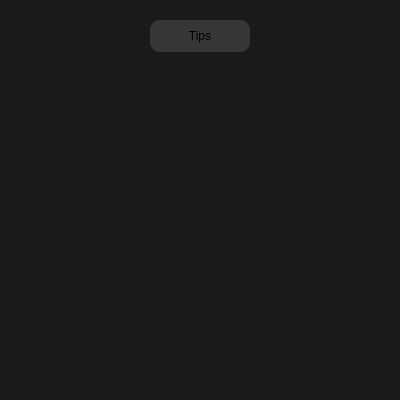
Above: src/ui/dialogtips.ui from dxtruong16a4/BaseMacro before the change. Below: the same form after it.
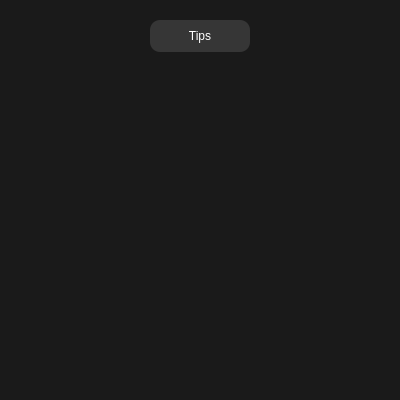
That is the form after the change. Icons and pictures are not drawn.

The edit to the form file:
```diff
--- a/src/ui/dialogtips.ui
+++ b/src/ui/dialogtips.ui
@@ -56,11 +56,11 @@
     <bool>false</bool>
    </property>
    <property name="styleSheet">
-    <string notr="true">QLabel
-{
-	background: #363636;
-	font: 700 12pt &quot;Arial&quot;;
-	border-radius: 10px
+    <string notr="true">QLabel{
+background: #363636;
+font: 700 12pt &quot;Arial&quot;;
+border-radius: 10px;
+color: white;
 }</string>
    </property>
    <property name="frameShape">
```
Left out of the diff: 8 changed lines with no effect on the pictures.
